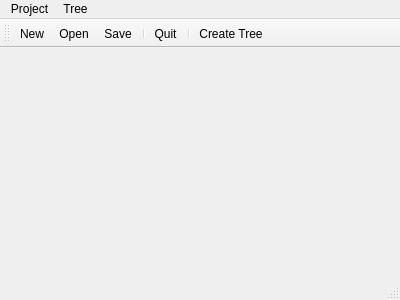
The window that mainwindow.ui (mspr/Lucy) describes before a commit, drawn with Qt 5.
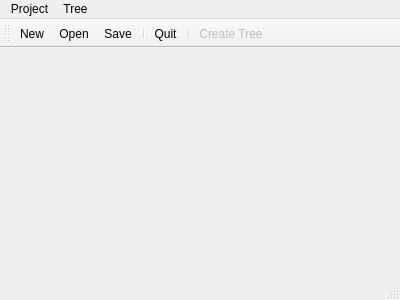
The same window after the commit. Icons and pictures are not drawn.

```diff
--- a/mainwindow.ui
+++ b/mainwindow.ui
@@ -105,6 +105,9 @@
    </property>
   </action>
   <action name="actionCreateTree">
+   <property name="enabled">
+    <bool>false</bool>
+   </property>
    <property name="icon">
     <iconset resource="resources.qrc">
      <normaloff>:/images/tree.png</normaloff>:/images/tree.png</iconset>
```
